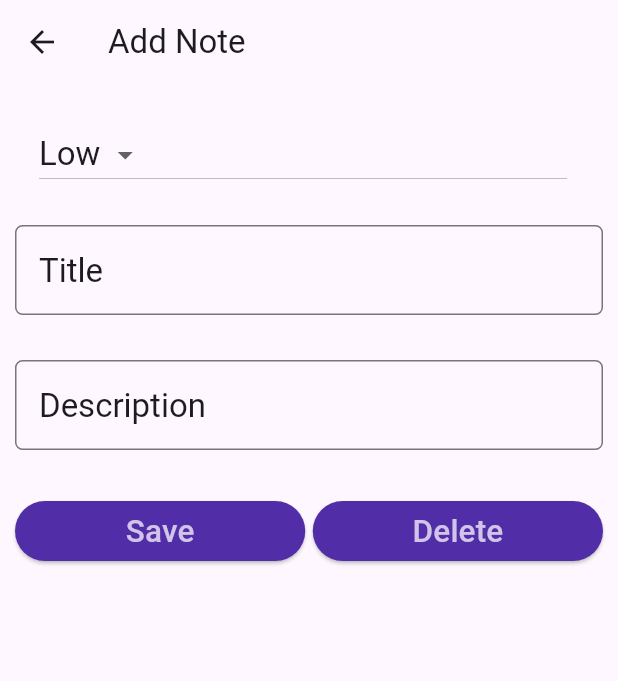
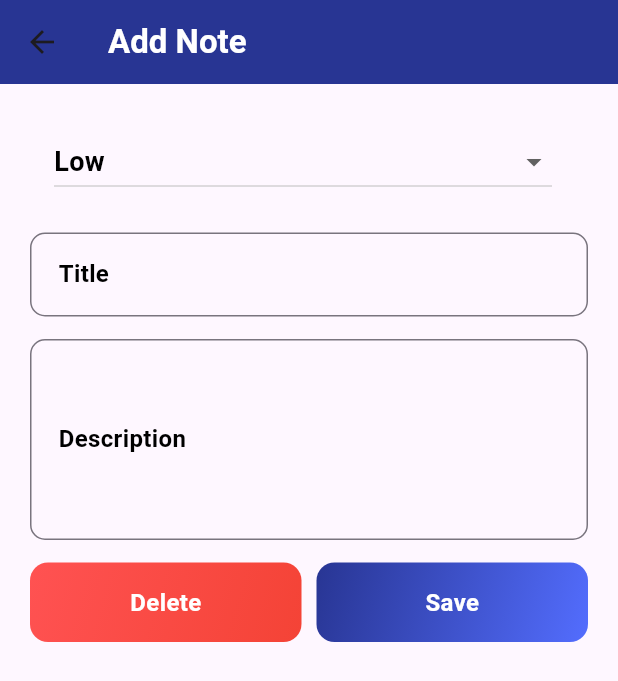
Before and after one commit to reynaldineo/Note-Keeper-Flutter, a Flutter app: the screen it shows after launch, after a tap on the "add" icon, on a phone screen of 412 x 824 dp. Shown: the top 681 px of the screen. Run offline on Flutter 3.47's test engine with Material 3 defaults, Android fonts, the phone set to English and light mode, and no system bars; our stand-ins replace sqflite; accounts and stored records are empty.

Commit message:
feat(ui): enhance ui styling

```diff
--- a/lib/screens/note_detail.dart
+++ b/lib/screens/note_detail.dart
@@ -27,27 +27,40 @@ class NoteDetailState extends State<NoteDetail> {
   @override
   void initState() {
     super.initState();
-    // Initialize variables here
     appBarTitle = widget.appBarTitle;
     note = widget.note;
 
-    // Initialize the controllers with current values from note
     titleController = TextEditingController(text: note.title);
     descriptionController = TextEditingController(text: note.description);
   }
 
   @override
   Widget build(BuildContext context) {
-    TextStyle textStyle = Theme.of(context).textTheme.titleLarge!;
+    TextStyle textStyle = Theme.of(context).textTheme.bodyMedium!.copyWith(
+      fontSize: 18,
+      fontWeight: FontWeight.bold,
+      color: Colors.black,
+    );
 
+    // ignore: deprecated_member_use
     return WillPopScope(
       onWillPop: () async {
         moveToLastScreen();
-        return true; // Ensure that we return a value here
+        return true;
       },
       child: Scaffold(
         appBar: AppBar(
-          title: Text(appBarTitle),
+          title: Text(
+            appBarTitle,
+            style: TextStyle(
+              fontFamily: 'Roboto',
+              fontSize: 22,
+              fontWeight: FontWeight.w600,
+              color: Colors.white,
+            ),
+          ),
+          elevation: 0,
+          backgroundColor: Colors.indigo[800],
           leading: IconButton(
             icon: const Icon(Icons.arrow_back),
             onPressed: () {
@@ -56,110 +69,148 @@ class NoteDetailState extends State<NoteDetail> {
           ),
         ),
         body: Padding(
-          padding: const EdgeInsets.only(top: 15.0, left: 10.0, right: 10.0),
+          padding: const EdgeInsets.all(20.0),
           child: ListView(
             children: <Widget>[
-              //* First element
+              //* Priority Dropdown
               ListTile(
                 title: DropdownButton<String>(
+                  isExpanded: true,
                   items:
                       _priorities.map((String dropDownStringItem) {
                         return DropdownMenuItem<String>(
                           value: dropDownStringItem,
-                          child: Text(dropDownStringItem),
+                          child: Text(dropDownStringItem, style: textStyle),
                         );
                       }).toList(),
-                  style: textStyle,
                   value: getPriorityAsString(note.priority),
                   onChanged: (valueSelectedByUser) {
                     setState(() {
-                      debugPrint('User selected $valueSelectedByUser');
                       updatePriorityAsInt(valueSelectedByUser!);
                     });
                   },
                 ),
               ),
 
-              //* Second Element
+              //* Title TextField
               Padding(
-                padding: const EdgeInsets.only(top: 15.0, bottom: 15.0),
+                padding: const EdgeInsets.only(top: 15.0),
                 child: TextField(
                   controller: titleController,
                   style: textStyle,
                   onChanged: (value) {
-                    debugPrint('Something changed in Title Text Field');
                     updateTitle();
                   },
                   decoration: InputDecoration(
                     labelText: 'Title',
-                    labelStyle: textStyle,
-                    border: const OutlineInputBorder(
-                      borderRadius: BorderRadius.all(Radius.circular(5.0)),
+                    labelStyle: textStyle.copyWith(fontSize: 16),
+                    border: OutlineInputBorder(
+                      borderRadius: BorderRadius.circular(10.0),
+                      borderSide: BorderSide(color: Colors.indigo, width: 2),
                     ),
+                    focusedBorder: OutlineInputBorder(
+                      borderRadius: BorderRadius.circular(10.0),
+                      borderSide: BorderSide(
+                        color: Colors.indigoAccent,
+                        width: 2,
+                      ),
+                    ),
+                    contentPadding: const EdgeInsets.all(15.0),
                   ),
                 ),
               ),
 
-              //* Third Element
+              //* Description TextField
               Padding(
                 padding: const EdgeInsets.only(top: 15.0, bottom: 15.0),
                 child: TextField(
                   controller: descriptionController,
                   style: textStyle,
                   onChanged: (value) {
-                    debugPrint('Something changed in Description Text Field');
                     updateDescription();
                   },
+                  maxLines: 4,
                   decoration: InputDecoration(
                     labelText: 'Description',
-                    labelStyle: textStyle,
-                    border: const OutlineInputBorder(
-                      borderRadius: BorderRadius.all(Radius.circular(5.0)),
+                    labelStyle: textStyle.copyWith(fontSize: 16),
+                    border: OutlineInputBorder(
+                      borderRadius: BorderRadius.circular(10.0),
+                      borderSide: BorderSide(color: Colors.indigo, width: 2),
                     ),
+                    focusedBorder: OutlineInputBorder(
+                      borderRadius: BorderRadius.circular(10.0),
+                      borderSide: BorderSide(
+                        color: Colors.indigoAccent,
+                        width: 2,
+                      ),
+                    ),
+                    contentPadding: const EdgeInsets.all(15.0),
                   ),
                 ),
               ),
 
-              //* Fourth Element
-              Padding(
-                padding: const EdgeInsets.only(top: 15.0, bottom: 15.0),
-                child: Row(
+              //* Action Buttons (Save, Delete)
+              Row(
+                mainAxisAlignment: MainAxisAlignment.spaceBetween,
                 children: <Widget>[
-                    Expanded(
-                      child: ElevatedButton(
-                        style: ElevatedButton.styleFrom(
-                          foregroundColor: Theme.of(context).primaryColorLight,
-                          backgroundColor: Theme.of(context).primaryColorDark,
-                        ),
-                        child: const Text('Save', textScaleFactor: 1.5),
+                  _buildActionButton(
+                    text: 'Delete',
+                    colorStart: Colors.redAccent,
+                    colorEnd: Colors.red,
                     onPressed: () {
-                          setState(() {
-                            debugPrint("Save button clicked");
-                            _save();
-                          });
+                      _delete();
                     },
                   ),
-                    ),
-                    const SizedBox(width: 5.0),
-                    Expanded(
-                      child: ElevatedButton(
-                        style: ElevatedButton.styleFrom(
-                          foregroundColor: Theme.of(context).primaryColorLight,
-                          backgroundColor: Theme.of(context).primaryColorDark,
-                        ),
-                        child: const Text('Delete', textScaleFactor: 1.5),
+                  const SizedBox(width: 10),
+                  _buildActionButton(
+                    text: 'Save',
+                    colorStart: Colors.indigo[800]!,
+                    colorEnd: Colors.indigoAccent,
                     onPressed: () {
-                          setState(() {
-                            debugPrint("Delete button clicked");
-                            _delete();
-                          });
+                      _save();
                     },
                   ),
+                ],
               ),
             ],
           ),
         ),
-            ],
+      ),
+    );
+  }
+
+  // Helper method to create a stylish action button
+  Widget _buildActionButton({
+    required String text,
+    required Color colorStart,
+    required Color colorEnd,
+    required VoidCallback onPressed,
+  }) {
+    return Expanded(
+      child: InkWell(
+        onTap: onPressed,
+        borderRadius: BorderRadius.circular(12),
+        child: Ink(
+          decoration: BoxDecoration(
+            gradient: LinearGradient(
+              colors: [colorStart, colorEnd],
+              begin: Alignment.topLeft,
+              end: Alignment.bottomRight,
+            ),
+            borderRadius: BorderRadius.circular(12),
+          ),
+          child: Padding(
+            padding: const EdgeInsets.symmetric(vertical: 15.0),
+            child: Center(
+              child: Text(
+                text,
+                style: TextStyle(
+                  fontSize: 16,
+                  fontWeight: FontWeight.bold,
+                  color: Colors.white,
+                ),
+              ),
+            ),
           ),
         ),
       ),
@@ -170,7 +221,6 @@ class NoteDetailState extends State<NoteDetail> {
     Navigator.pop(context, true);
   }
 
-  // Convert the String priority in the form of integer before saving it to Database
   void updatePriorityAsInt(String value) {
     switch (value) {
       case 'High':
@@ -182,51 +232,38 @@ class NoteDetailState extends State<NoteDetail> {
     }
   }
 
-  // Convert int priority to String priority and display it to user in DropDown
   String getPriorityAsString(int value) {
-    String priority;
     switch (value) {
       case 1:
-        priority = _priorities[0]; // 'High'
-        break;
+        return _priorities[0]; // 'High'
       case 2:
-        priority = _priorities[1]; // 'Low'
-        break;
+        return _priorities[1]; // 'Low'
       default:
-        priority = _priorities[1]; // 'Low' if an invalid value exists
+        return _priorities[1]; // 'Low' if an invalid value exists
     }
-    return priority;
   }
 
-  // Update the title of Note object
   void updateTitle() {
     note.title = titleController.text;
   }
 
-  // Update the description of Note object
   void updateDescription() {
     note.description = descriptionController.text;
   }
 
-  // Save data to database
   void _save() async {
     moveToLastScreen();
-
     note.date = DateFormat.yMMMd().format(DateTime.now());
     int result;
     if (note.id != null) {
-      // Case 1: Update operation
       result = await helper.updateNote(note);
     } else {
-      // Case 2: Insert Operation
       result = await helper.insertNote(note);
     }
 
     if (result != 0) {
-      // Success
       _showAlertDialog('Status', 'Note Saved Successfully');
     } else {
-      // Failure
       _showAlertDialog('Status', 'Problem Saving Note');
     }
   }
@@ -234,27 +271,103 @@ class NoteDetailState extends State<NoteDetail> {
   void _delete() async {
     moveToLastScreen();
 
-    // Case 1: If user is trying to delete the NEW NOTE i.e. he has come to
-    // the detail page by pressing the FAB of NoteList page.
     if (note.id == null) {
       _showAlertDialog('Status', 'No Note was deleted');
       return;
     }
 
-    // Case 2: User is trying to delete the old note that already has a valid ID.
     int result = await helper.deleteNote(note.id!);
     if (result != 0) {
       _showAlertDialog('Status', 'Note Deleted Successfully');
     } else {
-      _showAlertDialog('Status', 'Error Occured while Deleting Note');
+      _showAlertDialog('Status', 'Error Occurred while Deleting Note');
     }
   }
 
   void _showAlertDialog(String title, String message) {
-    AlertDialog alertDialog = AlertDialog(
-      title: Text(title),
-      content: Text(message),
+    showDialog(
+      context: context,
+      barrierDismissible: true, // Allow dismissal by tapping outside
+      builder: (BuildContext context) {
+        return Dialog(
+          shape: RoundedRectangleBorder(
+            borderRadius: BorderRadius.circular(16.0), // Rounded corners
+          ),
+          backgroundColor:
+              Colors.transparent, // Transparent background to apply gradient
+          child: Container(
+            decoration: BoxDecoration(
+              color: Colors.white, // White background for the dialog
+              borderRadius: BorderRadius.circular(16.0), // Rounded corners
+              boxShadow: [
+                BoxShadow(
+                  color: Colors.black.withAlpha((0.1 * 255).toInt()),
+                  blurRadius: 10,
+                  offset: Offset(0, 4), // Shadow effect
+                ),
+              ],
+            ),
+            padding: const EdgeInsets.all(20.0), // Padding inside the dialog
+            child: Column(
+              mainAxisSize: MainAxisSize.min, // Size the dialog to the content
+              crossAxisAlignment: CrossAxisAlignment.start,
+              children: [
+                // Title Text
+                Text(
+                  title,
+                  style: TextStyle(
+                    fontFamily: 'Roboto',
+                    fontSize: 20,
+                    fontWeight: FontWeight.bold,
+                    color: Colors.indigo[800], // Dark indigo color for title
+                  ),
+                ),
+                const SizedBox(height: 12), // Space between title and message
+                // Message Text
+                Text(
+                  message,
+                  style: TextStyle(
+                    fontSize: 16,
+                    color:
+                        Colors.black87, // Slightly muted black for description
+                    height: 1.5, // Line height for better readability
+                  ),
+                ),
+                const SizedBox(height: 20), // Space between message and button
+                // Action Button
+                Align(
+                  alignment: Alignment.centerRight, // Align button to the right
+                  child: TextButton(
+                    onPressed: () {
+                      Navigator.pop(context); // Close the dialog
+                    },
+                    child: Container(
+                      padding: EdgeInsets.symmetric(
+                        vertical: 12,
+                        horizontal: 30,
+                      ),
+                      decoration: BoxDecoration(
+                        color: Colors.indigo, // Indigo button background
+                        borderRadius: BorderRadius.circular(
+                          12.0,
+                        ), // Rounded button
+                      ),
+                      child: Text(
+                        'OK',
+                        style: TextStyle(
+                          fontSize: 16,
+                          fontWeight: FontWeight.bold,
+                          color: Colors.white, // White text for contrast
+                        ),
+                      ),
+                    ),
+                  ),
+                ),
+              ],
+            ),
+          ),
         );
-    showDialog(context: context, builder: (_) => alertDialog);
+      },
+    );
   }
 }
--- a/lib/screens/note_list.dart
+++ b/lib/screens/note_list.dart
@@ -24,44 +24,68 @@ class _NoteListState extends State<NoteList> {
     }
 
     return Scaffold(
-      appBar: AppBar(title: Text('NoteKeeper')),
+      appBar: AppBar(
+        title: Text(
+          'NoteKeeper',
+          style: TextStyle(
+            fontFamily: 'Roboto',
+            fontSize: 22,
+            fontWeight: FontWeight.w600,
+            color: Colors.white,
+          ),
+        ),
+        backgroundColor: Colors.indigo[800],
+        elevation: 0,
+        centerTitle: true,
+      ),
       body: getNoteListView(),
       floatingActionButton: FloatingActionButton(
-        onPressed:
-            () => {
-              debugPrint('FAB Clicked'),
-              navigateToDetail(Note('', '', 2), 'Add Note'),
-            },
+        onPressed: () {
+          navigateToDetail(Note('', '', 2), 'Add Note');
+        },
         tooltip: 'Add Note',
-        child: Icon(Icons.add),
+        backgroundColor: Colors.indigo[800],
+        elevation: 8.0,
+        child: Icon(Icons.add, color: Colors.white, size: 30.0),
       ),
     );
   }
 
   ListView getNoteListView() {
-    TextStyle? titleStyle = Theme.of(context).textTheme.titleMedium;
+    TextStyle titleStyle = Theme.of(context).textTheme.bodyMedium!.copyWith(
+      fontSize: 18,
+      fontWeight: FontWeight.bold,
+      color: Colors.black,
+    );
 
     return ListView.builder(
       itemCount: count,
       itemBuilder: (BuildContext context, int position) {
         return Card(
-          color: Colors.white,
-          elevation: 2.0,
+          elevation: 4.0,
+          margin: EdgeInsets.symmetric(vertical: 10, horizontal: 20),
+          shape: RoundedRectangleBorder(
+            borderRadius: BorderRadius.circular(16),
+          ),
+          shadowColor: Colors.black.withAlpha((0.1 * 255).toInt()),
           child: ListTile(
+            contentPadding: EdgeInsets.symmetric(vertical: 12, horizontal: 20),
             leading: CircleAvatar(
               backgroundColor: getPriorityColor(noteList[position].priority),
               child: getPriorityIcon(noteList[position].priority),
             ),
             title: Text(noteList[position].title, style: titleStyle),
-            subtitle: Text(noteList[position].date),
+            subtitle: Text(
+              noteList[position].date,
+              style: TextStyle(color: Colors.grey[600], fontSize: 14),
+            ),
             trailing: GestureDetector(
-              child: Icon(Icons.delete, color: Colors.grey),
+              child: Icon(Icons.delete, color: Colors.redAccent),
               onTap: () {
                 _delete(context, noteList[position]);
               },
             ),
             onTap: () {
-              debugPrint('ListTile Tapped');
               navigateToDetail(noteList[position], 'Edit Note');
             },
           ),
@@ -74,11 +98,11 @@ class _NoteListState extends State<NoteList> {
   Color getPriorityColor(int priority) {
     switch (priority) {
       case 1:
-        return Colors.red;
+        return Colors.red[400]!;
       case 2:
-        return Colors.yellow;
+        return Colors.orange[400]!;
       default:
-        return Colors.yellow;
+        return Colors.grey[400]!;
     }
   }
 
@@ -86,11 +110,11 @@ class _NoteListState extends State<NoteList> {
   Icon getPriorityIcon(int priority) {
     switch (priority) {
       case 1:
-        return Icon(Icons.play_arrow);
+        return Icon(Icons.warning_amber_rounded, color: Colors.white);
       case 2:
-        return Icon(Icons.keyboard_arrow_right);
+        return Icon(Icons.info_outline_rounded, color: Colors.white);
       default:
-        return Icon(Icons.keyboard_arrow_right);
+        return Icon(Icons.more_horiz_rounded, color: Colors.white);
     }
   }
 
```
Lines whose indentation alone changed are shown as unchanged.
